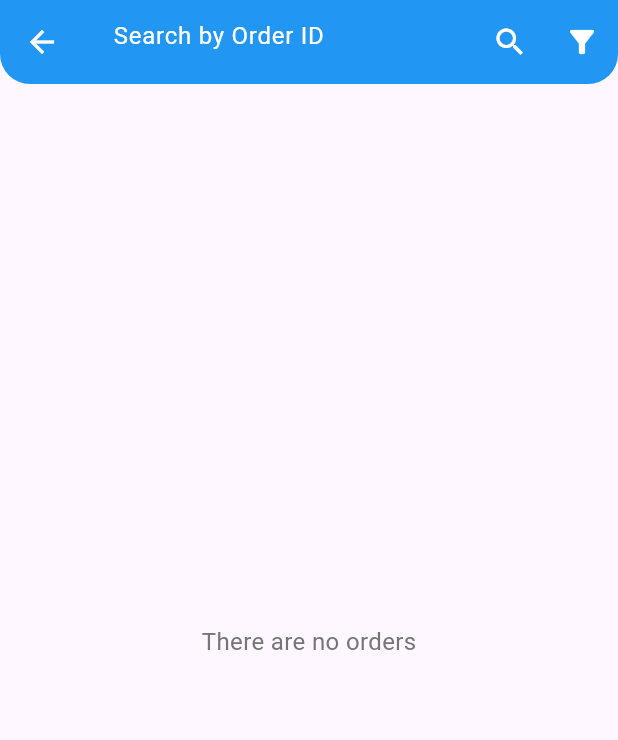
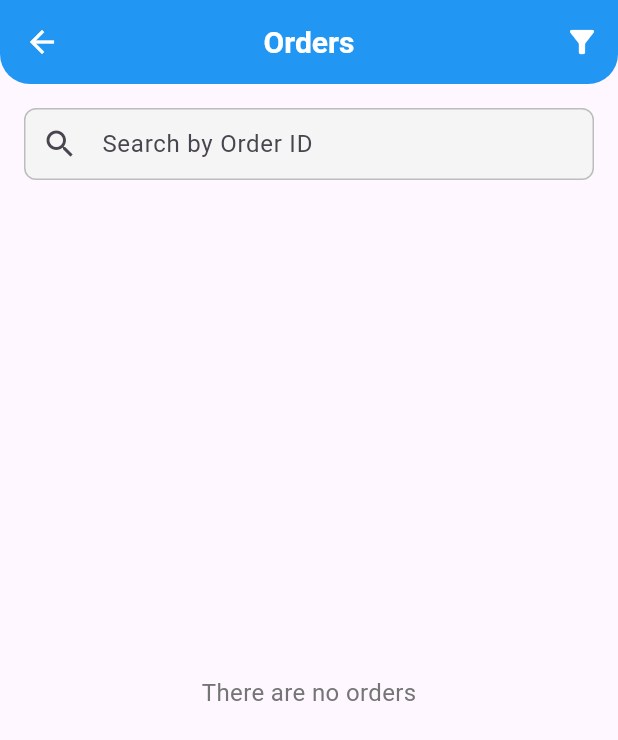
Before and after one commit to dkofficial24/sanitary_mart_admin, a Flutter app: the OrderDetailScreen screen opened directly with empty values, on a phone screen of 412 x 824 dp. Shown: the top 740 px of the screen. Run offline on Flutter 3.47's test engine with Material 3 defaults, Android fonts, the phone set to English and light mode, and no system bars; our stand-ins replace cached_network_image, cloud_firestore, equatable, firebase_analytics, firebase_auth, firebase_core and 15 more; missing offline and left inert: clipboard; accounts and stored records are empty.

Commit message:
solve orderscreen keyboard bug

```diff
--- /dev/null
+++ b/lib/core/widget/custom_search_view.dart
@@ -0,0 +1,45 @@
+import 'package:flutter/material.dart';
+
+class CustomSearchTextField extends StatelessWidget {
+  final TextEditingController controller;
+  final String hintText;
+  final ValueChanged<String>? onChanged;
+
+  const CustomSearchTextField({
+    super.key,
+    required this.controller,
+    required this.hintText,
+    this.onChanged,
+  });
+
+  @override
+  Widget build(BuildContext context) {
+    return SizedBox(
+      height: 52,
+      child: TextField(
+        controller: controller,
+        onChanged: onChanged,
+        decoration: InputDecoration(
+          hintText: hintText,
+          prefixIcon: const Icon(Icons.search),
+          border: OutlineInputBorder(
+            borderRadius: BorderRadius.circular(8.0),
+            borderSide: BorderSide(color: Colors.grey.shade400),
+          ),
+          focusedBorder: OutlineInputBorder(
+            borderRadius: BorderRadius.circular(8.0),
+            borderSide: BorderSide(color: Theme.of(context).primaryColor),
+          ),
+          enabledBorder: OutlineInputBorder(
+            borderRadius: BorderRadius.circular(8.0),
+            borderSide: BorderSide(color: Colors.grey.shade400),
+          ),
+          filled: true,
+          fillColor: Colors.grey.shade100,
+          contentPadding: EdgeInsets.symmetric(horizontal: 16.0, vertical: 12.0),
+
+        ),
+      ),
+    );
+  }
+}
--- a/lib/order/ui/order_detail_screen.dart
+++ b/lib/order/ui/order_detail_screen.dart
@@ -2,6 +2,7 @@ import 'package:flutter/material.dart';
 import 'package:flutter/scheduler.dart';
 import 'package:provider/provider.dart';
 import 'package:sanitary_mart_admin/core/core.dart';
+import 'package:sanitary_mart_admin/core/widget/custom_search_view.dart';
 import 'package:sanitary_mart_admin/order/model/customer_model.dart';
 import 'package:sanitary_mart_admin/order/model/order_model.dart';
 import 'package:sanitary_mart_admin/order/model/order_status.dart';
@@ -80,19 +81,6 @@ class _OrderDetailScreenState extends State<OrderDetailScreen> {
       appBar: CustomAppBar(
         title: 'Orders',
         actions: [
-          SizedBox(
-            width: MediaQuery.of(context).size.width*0.7,
-            child: TextField(
-              controller: _searchController,
-
-              decoration: const InputDecoration(
-                hintText: 'Search by Order ID',
-                suffixIcon: Icon(Icons.search,color: Colors.white,),
-                hintStyle: TextStyle(color: Colors.white),
-                border: InputBorder.none,
-              ),
-            ),
-          ),
           IconButton(
             onPressed: () {
               showModalBottomSheet(
@@ -112,7 +100,17 @@ class _OrderDetailScreenState extends State<OrderDetailScreen> {
           ),
         ],
       ),
-      body: Consumer<OrderProvider>(
+      body: Column(
+        children: [
+          Padding(
+            padding: const EdgeInsets.only(left: 16.0, right: 16.0, top: 16.0),
+            child: CustomSearchTextField(
+              controller: _searchController,
+              hintText: 'Search by Order ID',
+            ),
+          ),
+          Expanded(
+            child: Consumer<OrderProvider>(
               builder: (context, provider, child) {
                 if (filteredOrders.isEmpty) {
                   return Center(
@@ -121,7 +119,8 @@ class _OrderDetailScreenState extends State<OrderDetailScreen> {
                       children: [
                         Text(
                           'There are no orders',
-                    style: TextStyle(fontSize: 16.0, color: Colors.grey[600]),
+                          style: TextStyle(
+                              fontSize: 16.0, color: Colors.grey[600]),
                         ),
                         const SizedBox(
                           height: 24,
@@ -164,6 +163,9 @@ class _OrderDetailScreenState extends State<OrderDetailScreen> {
                 );
               },
             ),
+          ),
+        ],
+      ),
     );
   }
 }
--- a/lib/order/ui/widget/order_card_widget.dart
+++ b/lib/order/ui/widget/order_card_widget.dart
@@ -48,11 +48,13 @@ class _OrderCardState extends State<OrderCard> {
             Row(
               mainAxisAlignment: MainAxisAlignment.spaceBetween,
               children: [
-                const Text(
-                  'Shri Balaji Sanitary & Elec.',
-                  style: TextStyle(
-                    fontSize: 16.0,
-                    fontWeight: FontWeight.bold,
+                const Expanded(
+                  child: Text(
+                    'Shri Balaji Sanitary & Elec.',
+                    style: TextStyle(
+                      fontSize: 16.0,
+                      fontWeight: FontWeight.bold,
+                    ),
                   ),
                 ),
                 Row(
@@ -101,8 +103,7 @@ class _OrderCardState extends State<OrderCard> {
               children: [
                 const Text(
                   'Customer Details',
-                  style:
-                  TextStyle(fontSize: 14.0, fontWeight: FontWeight.bold),
+                  style: TextStyle(fontSize: 14.0, fontWeight: FontWeight.bold),
                 ),
                 rowItem(
                   'Name:',
@@ -115,7 +116,7 @@ class _OrderCardState extends State<OrderCard> {
                 rowItem(
                   'Phone:',
                   (widget.order.customer?.phone != null &&
-                      widget.order.customer?.phone != 'null')
+                          widget.order.customer?.phone != 'null')
                       ? widget.order.customer?.phone ?? 'Unavailable'
                       : 'Unavailable',
                 ),
@@ -204,8 +205,7 @@ class _OrderCardState extends State<OrderCard> {
                   Row(
                     mainAxisAlignment: MainAxisAlignment.spaceBetween,
                     children: [
-                      const Text('SubTotal:',
-                          style: TextStyle(fontSize: 14.0)),
+                      const Text('SubTotal:', style: TextStyle(fontSize: 14.0)),
                       Text(
                         total.toStringAsFixed(2),
                         style: const TextStyle(fontSize: 14.0),
@@ -318,7 +318,7 @@ class _OrderCardState extends State<OrderCard> {
               Row(
                 mainAxisAlignment: MainAxisAlignment.spaceBetween,
                 children: [
-                  Text(
+                  const Text(
                     'Order Note',
                     style: TextStyle(
                       fontSize: 20,
@@ -326,14 +326,14 @@ class _OrderCardState extends State<OrderCard> {
                     ),
                   ),
                   IconButton(
-                    icon: Icon(Icons.close),
+                    icon: const Icon(Icons.close),
                     onPressed: () {
                       Navigator.of(context).pop();
                     },
                   ),
                 ],
               ),
-              SizedBox(height: 16),
+              const SizedBox(height: 16),
               Expanded(
                 child: SingleChildScrollView(
                   child: Text(
@@ -348,5 +348,4 @@ class _OrderCardState extends State<OrderCard> {
       },
     );
   }
-
 }
```
Also changed, not shown: 3 other files. Lines whose indentation alone changed are shown as unchanged.
